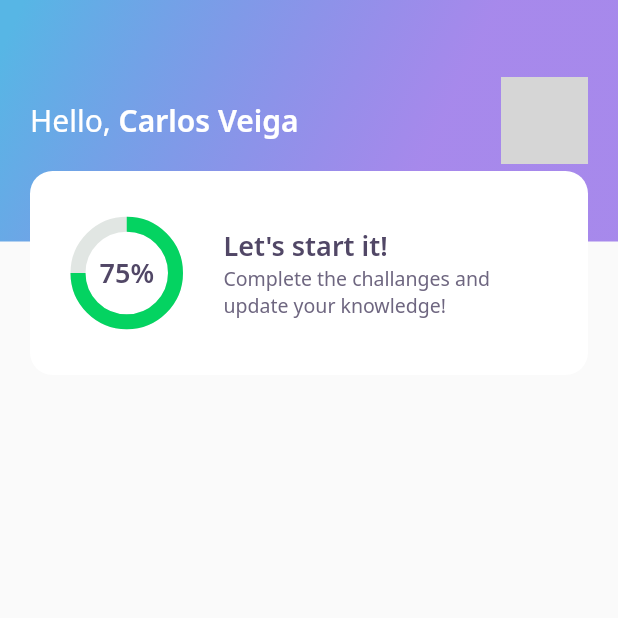
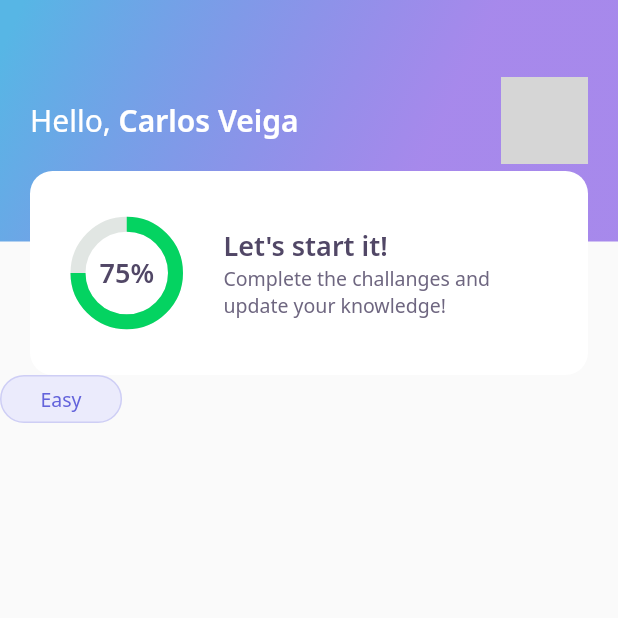
Before and after one commit to carlosveigadev/flutter_quiz_app, a Flutter app: the screen it shows after launch, on a phone screen of 412 x 824 dp, the top half of it. Run offline on Flutter 3.47's test engine with Material 2 defaults, Android fonts, the phone set to English and light mode, and no system bars; our stand-ins replace google_fonts; network calls fail; grey boxes are pictures that could not be loaded.

Commit message:
create easy button level

```diff
--- a/lib/home/home_page.dart
+++ b/lib/home/home_page.dart
@@ -1,5 +1,7 @@
 import 'package:DevQuiz/home/widgets/appbar/app_bar_widget.dart';
+import 'package:DevQuiz/home/widgets/level_button/level_button_widget.dart';
 import 'package:flutter/material.dart';
+import './widgets/level_button/level_button_widget.dart';
 
 class HomePage extends StatefulWidget {
   HomePage({Key? key}) : super(key: key);
@@ -13,6 +15,7 @@ class _HomePageState extends State<HomePage> {
   Widget build(BuildContext context) {
     return Scaffold(
       appBar: AppBarWidget(),
+      body: LevelButtonWidget(),
     );
   }
 }
--- /dev/null
+++ b/lib/home/widgets/level_button/level_button_widget.dart
@@ -0,0 +1,28 @@
+import 'package:DevQuiz/core/app_colors.dart';
+import 'package:DevQuiz/core/app_text_styles.dart';
+import 'package:flutter/material.dart';
+import 'package:google_fonts/google_fonts.dart';
+
+class LevelButtonWidget extends StatelessWidget {
+  const LevelButtonWidget({Key? key}) : super(key: key);
+
+  @override
+  Widget build(BuildContext context) {
+    return Container(
+        decoration: BoxDecoration(
+            borderRadius: BorderRadius.circular(28),
+            border: Border.fromBorderSide(
+                BorderSide(color: AppColors.levelButtonBorderFacil)),
+            color: AppColors.levelButtonFacil),
+        child: Padding(
+          padding: const EdgeInsets.symmetric(horizontal: 26, vertical: 6),
+          child: Text(
+            "Easy",
+            style: GoogleFonts.notoSans(
+              color: AppColors.levelButtonTextFacil,
+              fontSize: 13,
+            ),
+          ),
+        ));
+  }
+}
```
